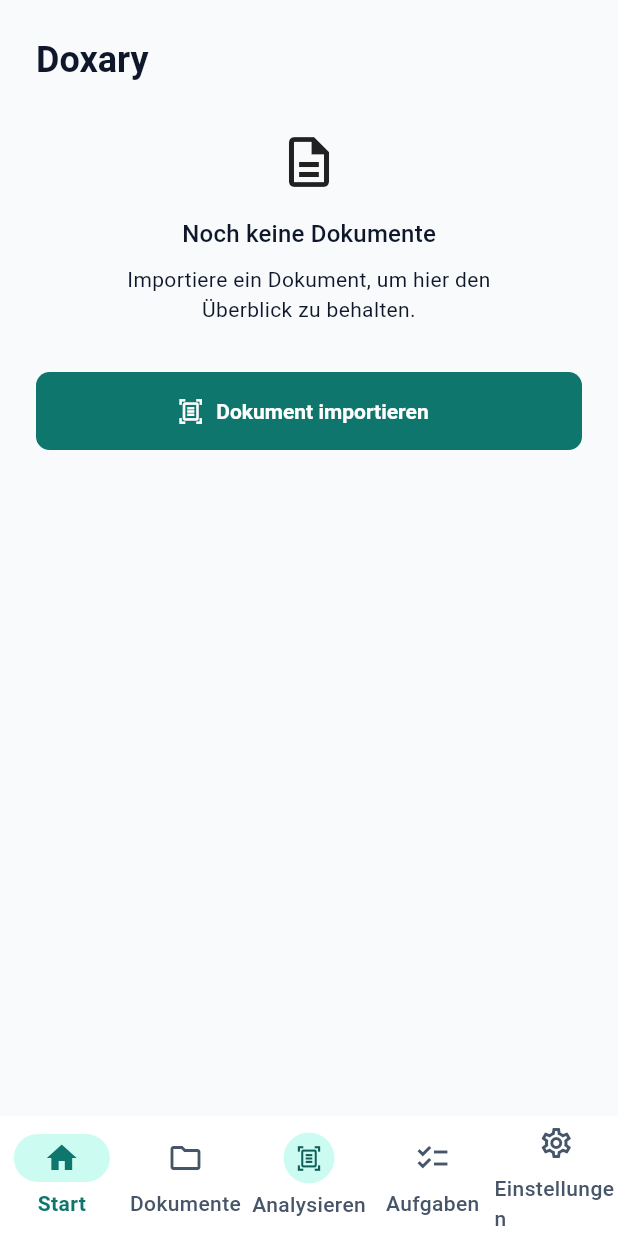
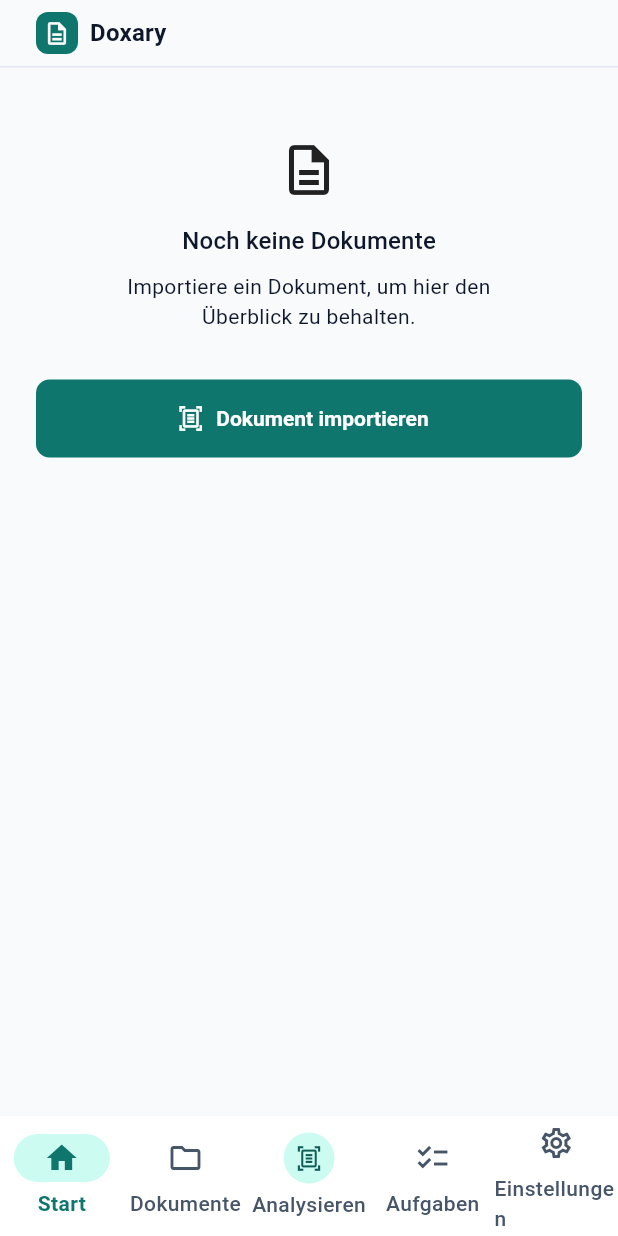
Before and after one commit to habeero/doxary, a Flutter app: the screen it shows after launch, on a phone screen of 412 x 824 dp. Run offline on Flutter 3.47's test engine with Material 3 defaults, Android fonts, the phone set to English and light mode, and no system bars; our stand-ins replace drift, file_picker, flutter_riverpod, go_router; accounts and stored records are empty; generated files the repository leaves out were written again.

Commit message:
feat(home): implement approved light-theme home overview

```diff
--- a/lib/app/localization/app_localizations.dart
+++ b/lib/app/localization/app_localizations.dart
@@ -10,6 +10,7 @@ class AppLocalizations {
 
   String get appTitle => _value('appTitle');
   String get home => _value('home');
+  String get greeting => locale.languageCode == 'ar' ? 'مرحبًا' : 'Hallo';
   String get documents => _value('documents');
   String get importDocument => _value('importDocument');
   String get analyze => _value('analyze');
--- a/lib/features/home/presentation/home_page.dart
+++ b/lib/features/home/presentation/home_page.dart
@@ -17,23 +17,34 @@ class HomePage extends ConsumerWidget {
 
   @override
   Widget build(BuildContext context, WidgetRef ref) {
-    final l10n = context.l10n;
+    // final l10n = context.l10n;
     final documents = ref.watch(homeDocumentsProvider);
-    return SafeArea(
+    return Theme(
+      data: AppTheme.light(),
+      child: Material(
+        color: AppColors.background,
+        child: SafeArea(
+          child: Column(
+            children: [
+              const _HomeAppHeader(),
+              Expanded(
                 child: ListView(
                   padding: const EdgeInsetsDirectional.fromSTEB(
                     AppSpacing.lg,
-          AppSpacing.lg,
+                    AppSpacing.md,
                     AppSpacing.lg,
                     AppSpacing.xl,
                   ),
                   children: [
-          Text(
-            l10n.productName,
-            style: Theme.of(context).textTheme.headlineSmall?.copyWith(
-              fontWeight: FontWeight.w600,
-            ),
-          ),
+                    // Text(
+                    //   l10n.greeting,
+                    //   style: Theme.of(context).textTheme.titleLarge?.copyWith(
+                    //     color: AppColors.textPrimary,
+                    //     fontWeight: FontWeight.w400,
+                    //     fontSize: 18,
+                    //     height: 1.2,
+                    //   ),
+                    // ),
                     documents.when(
                       loading: () => const Padding(
                         padding: EdgeInsets.only(top: AppSpacing.xl),
@@ -52,8 +63,61 @@ class HomePage extends ConsumerWidget {
                     ),
                   ],
                 ),
+              ),
+            ],
+          ),
+        ),
+      ),
     );
   }
+}
+
+class _HomeAppHeader extends StatelessWidget {
+  const _HomeAppHeader();
+
+  @override
+  Widget build(BuildContext context) => Semantics(
+    header: true,
+    label: context.l10n.productName,
+    child: Container(
+      width: double.infinity,
+      padding: const EdgeInsetsDirectional.fromSTEB(
+        AppSpacing.lg,
+        AppSpacing.sm,
+        AppSpacing.lg,
+        AppSpacing.sm,
+      ),
+      decoration: const BoxDecoration(
+        border: Border(bottom: BorderSide(color: Color(0xffE2E8F0))),
+      ),
+      child: Row(
+        children: [
+          Container(
+            width: 28,
+            height: 28,
+            alignment: Alignment.center,
+            decoration: const BoxDecoration(
+              color: AppColors.primary,
+              borderRadius: BorderRadius.all(Radius.circular(8)),
+            ),
+            child: const Icon(
+              Icons.description_outlined,
+              color: Colors.white,
+              size: 18,
+            ),
+          ),
+          const SizedBox(width: AppSpacing.sm),
+          Text(
+            context.l10n.productName,
+            style: Theme.of(context).textTheme.titleMedium?.copyWith(
+              color: AppColors.textPrimary,
+              fontWeight: FontWeight.w600,
+            ),
+          ),
+        ],
+      ),
+    ),
+  );
 }
 
 class _HomeOverview extends ConsumerWidget {
@@ -104,7 +168,7 @@ class _HomeOverview extends ConsumerWidget {
           crossAxisAlignment: CrossAxisAlignment.stretch,
           children: [
             if (data.actionRequired.isNotEmpty) ...[
-              const SizedBox(height: AppSpacing.xl),
+              const SizedBox(height: AppSpacing.md),
               _SectionTitle(title: l10n.actionRequired),
               const SizedBox(height: AppSpacing.sm),
               for (final entry in data.actionRequired) ...[
@@ -116,7 +180,7 @@ class _HomeOverview extends ConsumerWidget {
               ],
             ],
             if (data.processing.isNotEmpty) ...[
-              const SizedBox(height: AppSpacing.lg),
+              const SizedBox(height: AppSpacing.md),
               _SectionTitle(title: l10n.processingDocuments),
               const SizedBox(height: AppSpacing.sm),
               for (final entry in data.processing) ...[
@@ -128,7 +192,7 @@ class _HomeOverview extends ConsumerWidget {
               ],
             ],
             if (data.recent.isNotEmpty) ...[
-              const SizedBox(height: AppSpacing.lg),
+              const SizedBox(height: AppSpacing.md),
               _SectionTitle(title: l10n.recentDocuments),
               const SizedBox(height: AppSpacing.sm),
               for (var index = 0; index < data.recent.length; index++) ...[
@@ -141,11 +205,12 @@ class _HomeOverview extends ConsumerWidget {
                 if (index < data.recent.length - 1) const Divider(),
               ],
             ],
-            const SizedBox(height: AppSpacing.md),
+            const SizedBox(height: AppSpacing.sm),
             Align(
               alignment: AlignmentDirectional.centerStart,
               child: TextButton.icon(
                 onPressed: onViewAll,
+                style: TextButton.styleFrom(foregroundColor: AppColors.primary),
                 icon: const Icon(Icons.arrow_forward),
                 label: Text(l10n.viewAllDocuments),
               ),
@@ -165,7 +230,10 @@ class _SectionTitle extends StatelessWidget {
   Widget build(BuildContext context) => Text(
     title,
     style: Theme.of(context).textTheme.titleMedium?.copyWith(
+      color: AppColors.textPrimary,
+      fontSize: 17,
       fontWeight: FontWeight.w600,
+      height: 1.2,
     ),
   );
 }
@@ -179,7 +247,7 @@ class _ActionRequiredItem extends StatelessWidget {
   Widget build(BuildContext context) {
     final l10n = context.l10n;
     final analysis = entry.analysis!;
-    final primary = Theme.of(context).colorScheme.primary;
+    const primary = AppColors.primary;
     final detail = _firstMeaningful(analysis.nextActions) ??
         l10n.actionRequiredBody;
     final deadline = _firstDeadline(analysis);
@@ -190,13 +258,13 @@ class _ActionRequiredItem extends StatelessWidget {
       button: true,
       label: '${l10n.actionRequired}: ${entry.title(l10n)}',
       child: Material(
-        color: Theme.of(context).colorScheme.primaryContainer,
+        color: AppColors.primaryLight,
         borderRadius: BorderRadius.circular(10),
         child: InkWell(
           borderRadius: BorderRadius.circular(10),
           onTap: onTap,
           child: Padding(
-            padding: const EdgeInsets.all(AppSpacing.md),
+            padding: const EdgeInsets.all(12),
             child: Column(
               crossAxisAlignment: CrossAxisAlignment.stretch,
               children: [
@@ -208,13 +276,19 @@ class _ActionRequiredItem extends StatelessWidget {
                       child: Text(
                         entry.title(l10n),
                         style: Theme.of(context).textTheme.titleMedium
-                            ?.copyWith(fontWeight: FontWeight.w600),
+                            ?.copyWith(
+                              color: AppColors.textPrimary,
+                              fontWeight: FontWeight.w600,
+                            ),
                       ),
                     ),
                   ],
                 ),
                 const SizedBox(height: AppSpacing.sm),
-                Text(detail),
+                Text(
+                  detail,
+                  style: const TextStyle(color: AppColors.textPrimary),
+                ),
                 if (deadline != null || amount != null) ...[
                   const SizedBox(height: AppSpacing.sm),
                   Wrap(
@@ -239,6 +313,7 @@ class _ActionRequiredItem extends StatelessWidget {
                   alignment: AlignmentDirectional.centerStart,
                   child: TextButton(
                     onPressed: onTap,
+                    style: TextButton.styleFrom(foregroundColor: primary),
                     child: Text(l10n.openDocument),
                   ),
                 ),
@@ -279,38 +354,51 @@ class _ProcessingItem extends StatelessWidget {
       button: true,
       label: '${l10n.processingDocuments}: ${entry.title(l10n)}',
       child: Material(
-        color: Theme.of(context).colorScheme.surfaceContainer,
+        color: AppColors.surface,
         borderRadius: BorderRadius.circular(10),
         child: InkWell(
           borderRadius: BorderRadius.circular(10),
           onTap: onTap,
           child: Padding(
-            padding: const EdgeInsets.all(AppSpacing.md),
+            padding: const EdgeInsets.symmetric(
+              horizontal: AppSpacing.md,
+              vertical: AppSpacing.sm,
+            ),
             child: Row(
               children: [
                 const SizedBox(
-                  width: 20,
-                  height: 20,
-                  child: CircularProgressIndicator(strokeWidth: 2),
+                  width: 18,
+                  height: 18,
+                  child: CircularProgressIndicator(
+                    strokeWidth: 2,
+                    color: AppColors.primary,
                   ),
-                const SizedBox(width: AppSpacing.md),
+                ),
+                const SizedBox(width: AppSpacing.sm),
                 Expanded(
                   child: Column(
                     crossAxisAlignment: CrossAxisAlignment.stretch,
                     children: [
                       Text(
                         entry.title(l10n),
-                        style: Theme.of(context).textTheme.titleMedium,
+                        style: Theme.of(context).textTheme.titleMedium
+                            ?.copyWith(color: AppColors.textPrimary),
                       ),
                       const SizedBox(height: AppSpacing.xs),
                       Text(
                         l10n.analysisInProgress,
-                        style: Theme.of(context).textTheme.bodySmall,
+                        style: Theme.of(context).textTheme.bodySmall?.copyWith(
+                          color: AppColors.textSecondary,
+                        ),
                       ),
                     ],
                   ),
                 ),
-                const Icon(Icons.chevron_right),
+                const Icon(
+                  Icons.chevron_right,
+                  size: 20,
+                  color: AppColors.textSecondary,
+                ),
               ],
             ),
           ),
@@ -333,31 +421,49 @@ class _RecentDocumentItem extends StatelessWidget {
       button: true,
       label: entry.title(l10n),
       child: InkWell(
+        key: Key('home-recent-document-${entry.document.clientDocumentId}'),
         borderRadius: BorderRadius.circular(8),
         onTap: onTap,
         child: Padding(
           padding: const EdgeInsets.symmetric(vertical: AppSpacing.sm),
           child: Row(
             children: [
-              const Icon(Icons.description_outlined),
-              const SizedBox(width: AppSpacing.md),
+              const Icon(
+                Icons.description_outlined,
+                size: 20,
+                color: AppColors.secondary,
+              ),
+              const SizedBox(width: AppSpacing.sm),
               Expanded(
                 child: Column(
                   crossAxisAlignment: CrossAxisAlignment.stretch,
                   children: [
                     Text(
                       entry.title(l10n),
-                      style: Theme.of(context).textTheme.titleSmall,
+                      style: Theme.of(context).textTheme.titleSmall?.copyWith(
+                        color: AppColors.textPrimary,
+                        fontSize: 15,
+                        fontWeight: FontWeight.w400,
+                        height: 1.2,
+                      ),
                     ),
                     const SizedBox(height: AppSpacing.xs),
                     Text(
                       MaterialLocalizations.of(context).formatMediumDate(date),
-                      style: Theme.of(context).textTheme.bodySmall,
+                      style: Theme.of(context).textTheme.bodySmall?.copyWith(
+                        color: AppColors.textSecondary,
+                        fontSize: 13,
+                        height: 1.2,
+                      ),
                     ),
                   ],
                 ),
               ),
-              const Icon(Icons.chevron_right),
+              const Icon(
+                Icons.chevron_right,
+                size: 20,
+                color: AppColors.textSecondary,
+              ),
             ],
           ),
         ),
```
Also changed, not shown: 1 other file. Lines whose indentation alone changed are shown as unchanged.
